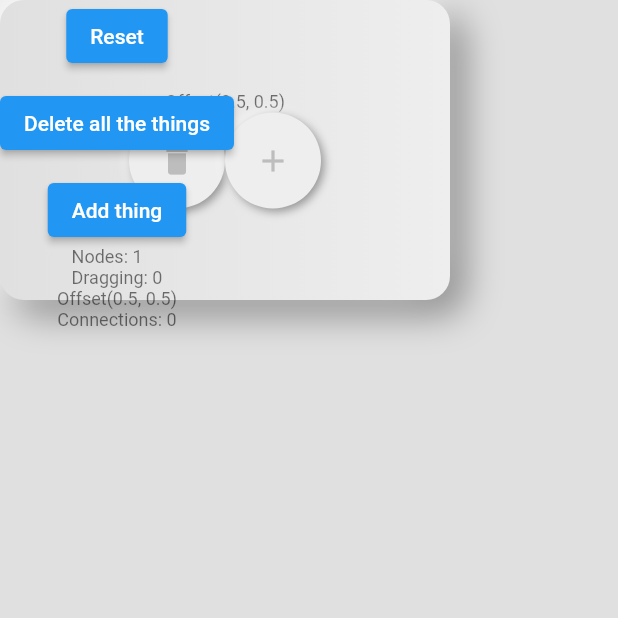
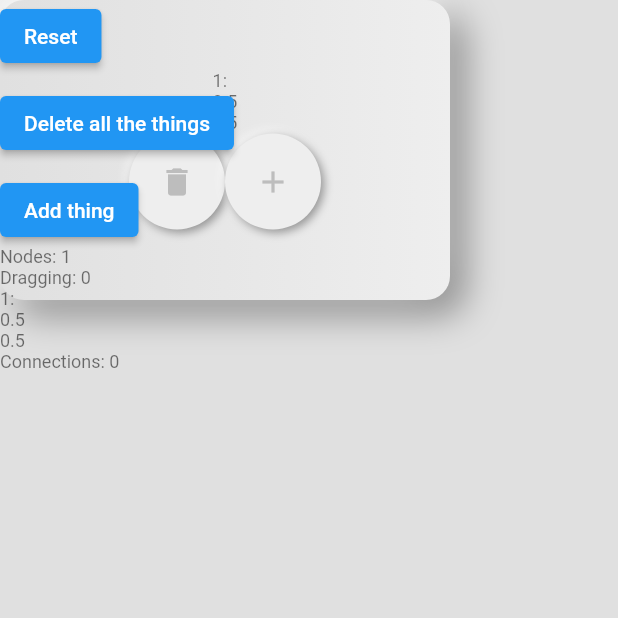
Before and after one commit to prosac/flutter_pan_and_zoom_canvas, a Flutter app: the screen it shows after launch, after a tap on "Add thing", on a phone screen of 412 x 824 dp, the top half of it. Run offline on Flutter 3.47's test engine with Material 2 defaults, Android fonts, the phone set to English and light mode, and no system bars; drawn by our look-alikes of flutter_neumorphic.

Commit message:
come to a state where connections behave ok

```diff
--- a/lib/draggable_item.dart
+++ b/lib/draggable_item.dart
@@ -19,6 +19,7 @@ class DraggableItem extends StatelessWidget {
     this.onDragStarted,
     this.onDragEnd,
     this.onDragUpdate,
+    this.onDragCompleted,
     required this.node,
     required this.offset,
   }) : super(key: key);
@@ -29,6 +30,7 @@ class DraggableItem extends StatelessWidget {
   final VoidCallback? onDragStarted;
   final DragEndCallback? onDragEnd;
   final DragUpdateCallback? onDragUpdate;
+  final VoidCallback? onDragCompleted;
   final Offset offset;
 
   Offset currentOffset() {
@@ -45,38 +47,16 @@ class DraggableItem extends StatelessWidget {
             Draggable(
               data: node.payload,
               dragAnchorStrategy: (widget, context, position) {
-                final RenderBox renderObject =
-                    context.findRenderObject() as RenderBox;
+                final RenderBox renderObject = context.findRenderObject() as RenderBox;
                 return renderObject.globalToLocal(position).scale(scale, scale);
               },
-              feedback: SizedBox(
-                  width: node.width * scale,
-                  height: node.height * scale,
-                  child: node.presentation),
+              feedback: SizedBox(width: node.width * scale, height: node.height * scale, child: node.presentation),
               onDragStarted: onDragStarted,
               onDragEnd: onDragEnd,
               onDragUpdate: onDragUpdate,
-              child: SizedBox(
-                  width: node.width,
-                  height: node.height,
-                  child: node.presentation),
+              onDragCompleted: onDragCompleted,
+              child: SizedBox(width: node.width, height: node.height, child: node.presentation),
             ),
-            // Positioned(
-            //   top: 20.0,
-            //   left: 20.0,
-            //   child: NeumorphicButton(
-            //     onPressed: () {
-            //       // var connections = context.read<ConnectionsModel>();
-            //       // connections.startDrawing(this);
-            //     },
-            //     style: NeumorphicStyle(
-            //         shape: NeumorphicShape.flat, boxShape: NeumorphicBoxShape.circle(), color: Colors.red.shade300),
-            //     padding: const EdgeInsets.all(5.0),
-            //     child: Icon(
-            //       Icons.add,
-            //     ),
-            //   ),
-            // ),
           ],
         ));
   }
--- a/lib/example_presentation.dart
+++ b/lib/example_presentation.dart
@@ -1,37 +1,52 @@
 import 'package:flutter_neumorphic/flutter_neumorphic.dart';
-import 'package:flutter_pan_and_zoom/factories.dart';
-import 'package:flutter_pan_and_zoom/test_data.dart';
 import 'package:provider/provider.dart';
 import 'model/graph_model.dart';
 import 'model/node.dart';
 import 'presentation_container.dart';
 
 class ExamplePresentation extends StatelessWidget {
-  final label;
   final double width = 300;
   final double height = 200;
-  final Offset offset;
   final Node node;
   final GlobalKey key = GlobalKey();
+  final backgroundSize = Size(4000, 4000); // TODO: should come from the outside
+  final VoidCallback onAddPressed;
 
-  ExamplePresentation({required this.node, this.label, required this.offset});
+  Offset get offset {
+    return node.offset;
+  }
 
-  // set node(Node node) => _node = node;
+  ExamplePresentation({required this.node, required this.onAddPressed});
 
   @override
   Widget build(BuildContext context) {
     return PresentationContainer(
         width: width,
         height: height,
-        label: label,
-        child: Consumer<GraphModel>(builder: (context, GraphModel model, child) {
-          return Column(
+        child: Column(
           mainAxisAlignment: MainAxisAlignment.center,
           crossAxisAlignment: CrossAxisAlignment.center,
           children: [
             Text('${node.toString()}', style: Theme.of(context).textTheme.bodySmall),
             Row(mainAxisAlignment: MainAxisAlignment.center, children: [
+              buildRemoveButton(context),
               NeumorphicButton(
+                onPressed: onAddPressed,
+                style: NeumorphicStyle(
+                    shape: NeumorphicShape.flat, boxShape: NeumorphicBoxShape.circle(), color: Colors.grey.shade200),
+                padding: const EdgeInsets.all(20.0),
+                child: Icon(Icons.add, color: _iconsColor(context)),
+                duration: Duration(milliseconds: 50),
+              )
+            ]),
+          ],
+        ));
+  }
+
+  NeumorphicButton buildRemoveButton(BuildContext context) {
+    GraphModel model = Provider.of<GraphModel>(context, listen: false);
+
+    return NeumorphicButton(
       onPressed: () {
         model.remove(node);
       },
@@ -40,33 +55,10 @@ class ExamplePresentation extends StatelessWidget {
       padding: const EdgeInsets.all(20.0),
       child: Icon(Icons.delete, color: _iconsColor(context)),
       duration: Duration(milliseconds: 50),
-                ),
-                NeumorphicButton(
-                  onPressed: () {
-                    var newNodeOffset = _newOffset(node.offset, Size(4000, 4000));
-
-                    model.addFromExistingNode(
-                        node, buildNode(newNodeOffset, TestData(text: 'Fancy new node based on another one')));
-                  },
-                  style: NeumorphicStyle(
-                      shape: NeumorphicShape.flat, boxShape: NeumorphicBoxShape.circle(), color: Colors.grey.shade200),
-                  padding: const EdgeInsets.all(20.0),
-                  child: Icon(Icons.add, color: _iconsColor(context)),
-                  duration: Duration(milliseconds: 50),
-                )
-              ]),
-            ],
     );
-        }));
   }
 
   Color _iconsColor(BuildContext context) {
     return Colors.grey.shade400;
   }
-
-  Offset _newOffset(Offset offset, Size backgroundSize) {
-    var addition = Offset((width + 20) / backgroundSize.width, (height + 20) / backgroundSize.height);
-
-    return offset + addition;
 }
-}
--- a/lib/factories.dart
+++ b/lib/factories.dart
@@ -1,13 +1,45 @@
-import 'package:flutter/material.dart';
+import 'dart:ui';
 
-import 'example_presentation.dart';
-import 'model/node.dart';
-import 'test_data.dart';
+import 'package:flutter_pan_and_zoom/example_presentation.dart';
+import 'package:flutter_pan_and_zoom/model/connection.dart';
+import 'package:flutter_pan_and_zoom/model/graph_model.dart';
+import 'package:flutter_pan_and_zoom/model/node.dart';
+import 'package:flutter_pan_and_zoom/test_data.dart';
 
-Node buildNode(Offset offset, TestData payload) {
-  // TODO: there must be a more elegant way to build a 1 to 1 relation
-  final node = Node(offset: offset, payload: payload);
-  final presentation = ExamplePresentation(label: 'Foo', offset: offset, node: node,);
-  node.presentation = presentation;
-  return node;
+void addThing(model, offset) {
+  final newNode = Node(offset: offset, payload: TestData(text: 'Some other Payload'));
+
+  // TODO: hot to best implement a bidirectional 1-1 relationsship
+  newNode.presentation = ExamplePresentation(node: newNode, onAddPressed: () => { addThingFromExisting(model, newNode) });
+
+  model.add(newNode);
 }
+
+void addThingFromExisting(GraphModel model, Node node) {
+  // final Offset offset = node.offset.translate(node.width, node.height);
+  final Offset offset = node.offset;
+  final adaptedOffset = computeAdaptedOffset(node, offset);
+
+  final newNode = Node(offset: adaptedOffset, payload: TestData(text: 'Some other Payload'));
+
+  // TODO: hot to best implement a bidirectional 1-1 relationsship
+  newNode.presentation = ExamplePresentation(node: newNode, onAddPressed: () => { addThingFromExisting(model, newNode) });
+
+  model.add(newNode);
+  model.connections = Connection(node, newNode);
+}
+
+Offset computeAdaptedOffset(Node node, Offset offset) {
+  // TODO: yes, this must come from somewhere
+  Size _backgroundSize = Size(4000, 4000);
+  var addition = Offset((node.width + 20) / _backgroundSize.width, (node.height + 20) / _backgroundSize.height);
+
+  return offset + addition;
+}
+
+  // void addFromExistingNode(Node existingNode, Node newNode) {
+  //   newNode.serialNumber = nextSerialNumber();
+  //   _nodes.add(newNode);
+  //   _connections.add(Connection(existingNode, newNode));
+  //   notifyListeners();
+  // }
--- a/lib/model/graph_model.dart
+++ b/lib/model/graph_model.dart
@@ -1,3 +1,4 @@
+import 'dart:math';
 import 'package:flutter/widgets.dart';
 import 'package:flutter_pan_and_zoom/model/connection.dart';
 
@@ -14,16 +15,22 @@ class GraphModel with ChangeNotifier {
   List<Node> get draggingNodes => _draggingNodes;
   List<Connection> get connections => _connections;
 
+  set connections(connection) {
+    _connections.add(connection);
+  }
+
   void add(Node node) {
     _nodes.add(node);
+    node.serialNumber = nextSerialNumber();
     notifyListeners();
   }
 
-  void addFromExistingNode(Node existingNode, Node node) {
-    _nodes.add(node);
-    _connections.add(Connection(existingNode, node));
-    notifyListeners();
-  }
+  // void addFromExistingNode(Node existingNode, Node newNode) {
+  //   newNode.serialNumber = nextSerialNumber();
+  //   _nodes.add(newNode);
+  //   _connections.add(Connection(existingNode, newNode));
+  //   notifyListeners();
+  // }
 
   void remove(node) {
     _nodes.remove(node);
@@ -43,10 +50,16 @@ class GraphModel with ChangeNotifier {
     notifyListeners();
   }
 
+  int nextSerialNumber() {
+    return _nodes.map((node) => node.serialNumber).reduce(max) + 1;
+  }
+
   void leaveDraggingItemAtNewOffset(Offset offset) {
     Node node = _draggingNodes.removeLast();
     node.offset = offset;
     _nodes.add(node);
     notifyListeners();
+    print('dragged node ${node.serialNumber}');
+    print('${node.toString()}');
   }
 }
--- a/lib/model/node.dart
+++ b/lib/model/node.dart
@@ -5,18 +5,15 @@ class Node {
   Offset offset;
   var presentation;
   final TestData payload;
+  int serialNumber = 0; // a simple and readable identifier for visual debugging
 
   Node({required this.offset, this.presentation, required this.payload});
-
-  // TODO what was this for?
-  // Widget _widget;
-  // get key => _widget.key;
 
   final GlobalKey key = GlobalKey();
 
   @override
   String toString() {
-    return '${this.offset}';
+    return '${this.serialNumber}:\n${this.offset.dx}\n${this.offset.dy}';
   }
 
   get width {
--- a/lib/work_bench.dart
+++ b/lib/work_bench.dart
@@ -1,11 +1,11 @@
 import 'package:flutter/material.dart';
+import 'package:flutter_pan_and_zoom/factories.dart';
 import 'package:flutter_pan_and_zoom/model/connection.dart';
 import 'package:flutter_pan_and_zoom/simple_connection_painter.dart';
 import 'package:provider/provider.dart';
 
 import 'background.dart';
 import 'draggable_item.dart';
-import 'factories.dart';
 import 'model/graph_model.dart';
 import 'model/node.dart';
 import 'neumorphic_background.dart';
@@ -30,15 +30,6 @@ class WorkBenchState extends State<WorkBench> {
   late Offset _center = Offset(_backgroundSize.width / 2, _backgroundSize.height / 2);
   double _scale = 1.0;
 
-  // Iterable<CustomPaint> _drawConnections() {
-  //   return items.map((Item item) {
-  //     Offset offset = Offset(item.offset.dx * _backgroundSize.width, item.offset.dy * _backgroundSize.height) +
-  //         Offset(item.width / 2, item.height / 2);
-
-  //     return CustomPaint(painter: ConnectionPainter(start: Offset.zero, end: offset));
-  //   });
-  // }
-
   Offset _newGlobalOffset(RenderBox renderBox, Offset globalOffset, Size backgroundSize) {
     final Offset localOffset = renderBox.globalToLocal(globalOffset);
 
@@ -57,6 +48,9 @@ class WorkBenchState extends State<WorkBench> {
 
   @override
   Widget build(BuildContext context) {
+    Offset correctedCenter =
+        Offset(_center.dx / _backgroundSize.width, _center.dy / _backgroundSize.height);
+
     return Stack(children: <Widget>[
       InteractiveViewer(
           maxScale: 10.0,
@@ -65,39 +59,29 @@ class WorkBenchState extends State<WorkBench> {
           transformationController: _transformationController,
           onInteractionEnd: (details) => setState(() => _setScaleFromTransformationController()),
           constrained: false, // this does the trick to make the "canvas" bigger than the view port
-          child: DragTarget(
+          child: Consumer<GraphModel>(builder: (context, model, child) {
+            return DragTarget(
               key: _dragTargetKey,
               onAcceptWithDetails: (DragTargetDetails details) {
-              GraphModel model = Provider.of<GraphModel>(context, listen: false);
+                // GraphModel model = Provider.of<GraphModel>(context, listen: false);
                 final RenderBox renderBox = _dragTargetKey.currentContext!.findRenderObject() as RenderBox;
                 Offset offset = _newGlobalOffset(renderBox, details.offset, _backgroundSize);
                 model.leaveDraggingItemAtNewOffset(offset);
               },
               builder: (BuildContext context, List<TestData?> candidateData, List rejectedData) {
-              return Consumer<GraphModel>(builder: (context, model, child) {
-                return Stack(children: [
-                  _background,
-                  ..._connections(model),
-                  ..._nodes(model)
-                ]);
-              });
+                return Stack(children: [_background, ..._connections(model), ..._nodes(model)]);
               },
-          )),
+            );
+          })),
       Align(
-          alignment: Alignment.centerLeft,
+          alignment: Alignment.topLeft,
           child: Consumer<GraphModel>(builder: (context, model, child) {
-            return Column(children: [
+            return Column(crossAxisAlignment: CrossAxisAlignment.start, children: [
               ElevatedButton(onPressed: _resetViewport, child: Text('Reset')),
               Padding(padding: EdgeInsets.only(bottom: 10.0)),
               ElevatedButton(onPressed: _deleteAllTheThings, child: Text('Delete all the things')),
               Padding(padding: EdgeInsets.only(bottom: 10.0)),
-              ElevatedButton(
-                  onPressed: () {
-                    Offset correctedCenter =
-                        Offset(_center.dx / _backgroundSize.width, _center.dy / _backgroundSize.height);
-                    model.add(buildNode(correctedCenter, TestData(text: 'added...', color: Colors.red)));
-                  },
-                  child: Text('Add thing')),
+              ElevatedButton(onPressed: () => addThing(model, correctedCenter), child: Text('Add thing')),
               Text('Nodes: ${model.nodes.length}\nDragging: ${model.draggingNodes.length}',
                   style: Theme.of(context).textTheme.bodySmall),
               ...model.nodes.map((node) {
@@ -132,7 +116,18 @@ class WorkBenchState extends State<WorkBench> {
           onDragStarted: () {
             model.drag(node); // should implicitly do what setState does
           },
-          onDragUpdate: (DragUpdateDetails details) {});
+          onDragCompleted: () {
+            print('onDragCompleted');
+          },
+          onDragEnd: (DraggableDetails details) {
+            print('onDragEnd');
+            print(details);
+            // TODO: why is this never called?
+          },
+          onDragUpdate: (DragUpdateDetails details) {
+            print('onDragUpdate');
+            print(details);
+          });
     }).toList();
   }
 
```
Lines whose indentation alone changed are shown as unchanged.
